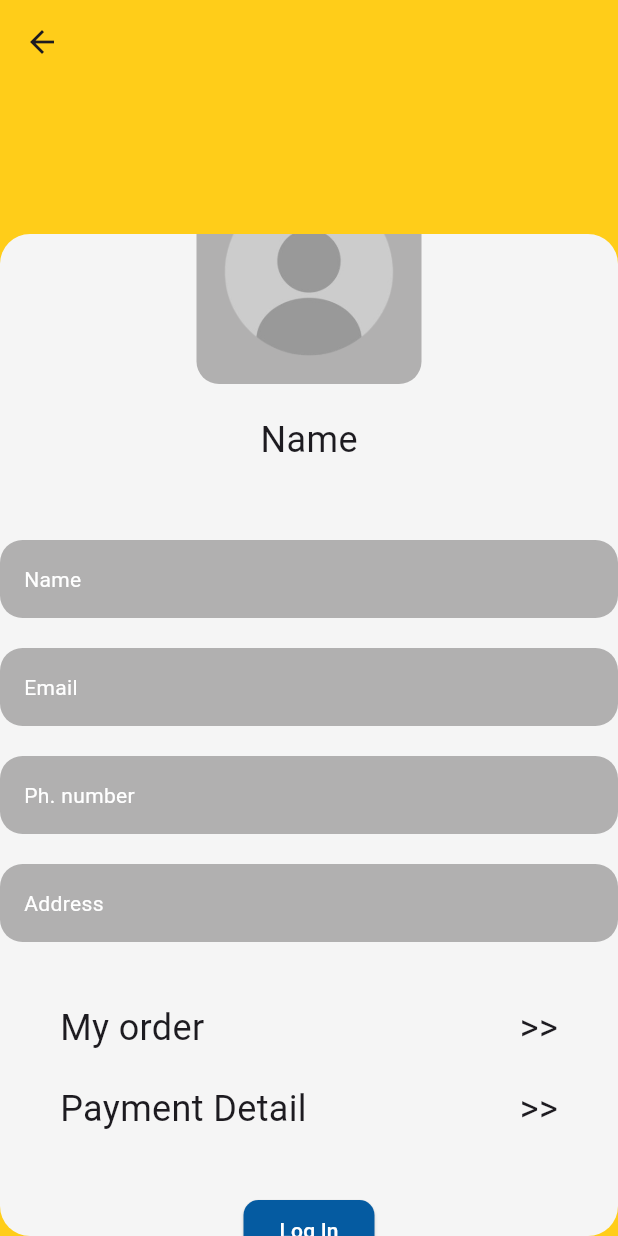
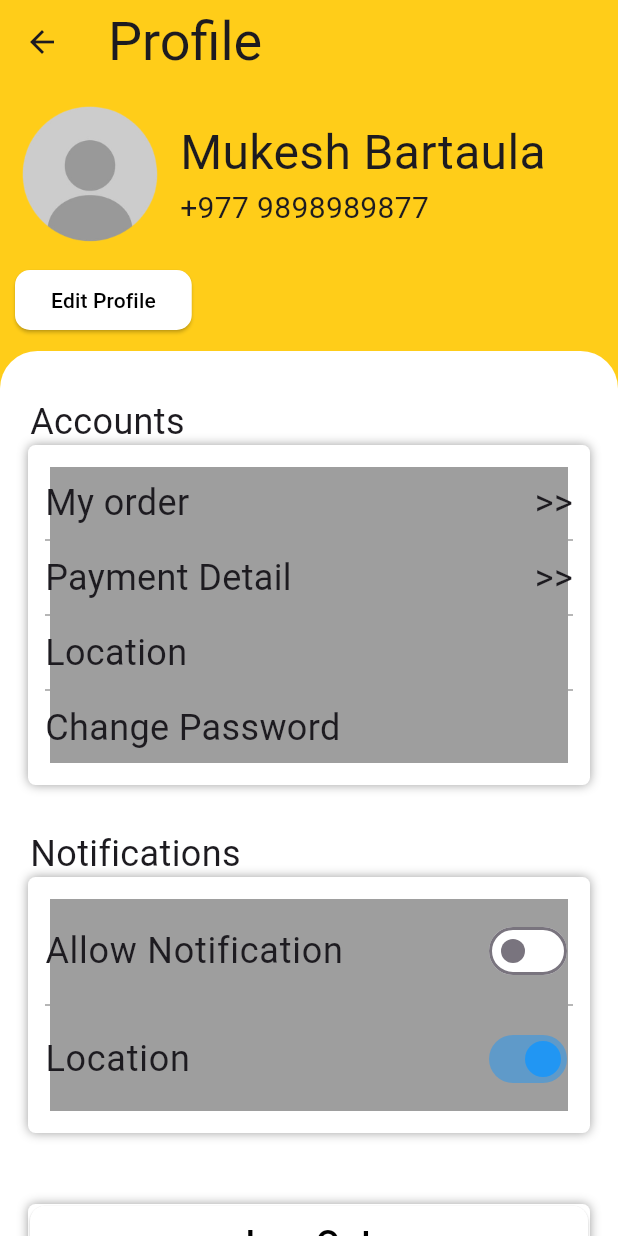
Before and after one commit to Mukesh-Bartaula/Food-Management-System, a Flutter app: the Profile screen opened directly, on a phone screen of 412 x 824 dp. Run offline on Flutter 3.47's test engine with Material 3 defaults, Android fonts, the phone set to English and light mode, and no system bars; our stand-ins replace flutter_rating_bar.

Commit message:
feature: add profile frame

```diff
--- a/lib/screen/profile.dart
+++ b/lib/screen/profile.dart
@@ -1,9 +1,17 @@
 import 'package:flutter/material.dart';
 import '../context/colors.dart';
-// import './home.dart';
+import './edit_profile.dart';
 
-class Profile extends StatelessWidget {
-  const Profile({super.key});
+class Profile extends StatefulWidget {
+  const Profile({Key? key}) : super(key: key);
+
+  @override
+  State<Profile> createState() => _ProfileState();
+}
+
+class _ProfileState extends State<Profile> {
+  bool notificationsEnabled = false;
+  bool locationsEnabled = true;
 
   @override
   Widget build(BuildContext context) {
@@ -11,137 +19,106 @@ class Profile extends StatelessWidget {
       appBar: AppBar(
         backgroundColor: yellow,
         automaticallyImplyLeading: true,
+        title: const Text(
+          'Profile',
+          style: TextStyle(fontSize: 36),
+        ),
       ),
       body: Container(
         color: yellow,
-        child: Container(
-          margin: const EdgeInsets.only(top: 100),
-          decoration: const BoxDecoration(
-              borderRadius: BorderRadius.all(
-                Radius.circular(20),
-              ),
-              color: bg),
         child: ListView(
           children: [
-              Container(
-                padding: const EdgeInsets.only(bottom: 10),
+            SizedBox(
               child: Column(
                 children: [
-                    Container(
-                      child: Column(
+                  Row(
+                    children: [
+                      Image.asset(
+                        'assets/images/profile.png',
+                        height: 120,
+                        width: 120,
+                      ),
+                      const Column(
+                        crossAxisAlignment: CrossAxisAlignment.start,
+                        children: [
+                          Text(
+                            'Mukesh Bartaula',
+                            style: TextStyle(fontSize: 32),
+                          ),
+                          Text(
+                            '+977 9898989877',
+                            style: TextStyle(fontSize: 20),
+                          ),
+                        ],
+                      )
+                    ],
+                  ),
+                  Row(
                     children: [
                       Container(
-                            child: Column(
-                              children: [
-                                Container(
-                                  transform: Matrix4.translationValues(
-                                      0.0, -50.0, 0.0),
-                                  decoration: const BoxDecoration(
-                                      color: Color.fromARGB(255, 177, 176, 176),
-                                      borderRadius: BorderRadius.all(
-                                          Radius.circular(15))),
-                                  child: Image.asset(
-                                    'assets/images/profile.png',
-                                    height: 150,
-                                    width: 150,
+                        padding: const EdgeInsets.fromLTRB(10, 0, 0, 10),
+                        child: ElevatedButton(
+                          onPressed: () {
+                            Navigator.push(
+                                context,
+                                MaterialPageRoute(
+                                    builder: (context) => EditProfile()));
+                          },
+                          style: ElevatedButton.styleFrom(
+                            backgroundColor: Colors.white,
+                            foregroundColor: Colors.black,
+                            shape: RoundedRectangleBorder(
+                              borderRadius: BorderRadius.circular(10),
                             ),
                           ),
-                                const SizedBox(
-                                  height: 20,
-                                ),
-                                Container(
-                                  transform: Matrix4.translationValues(
-                                      0.0, -50.0, 0.0),
-                                  child: const Text(
-                                    'Name',
-                                    style: TextStyle(fontSize: 24),
+                          child: const Text('Edit Profile'),
                         ),
                       ),
+                    ],
+                  )
                 ],
               ),
             ),
             Container(
-                            width: double.infinity,
-                            padding: const EdgeInsets.all(16.0),
+              height: 700,
+              padding: const EdgeInsets.symmetric(horizontal: 20),
               decoration: const BoxDecoration(
-                                color: Color.fromARGB(255, 177, 176, 176),
-                                borderRadius: BorderRadius.all(Radius.circular(
-                                    15))), // Add padding as needed
-                            child: const Text(
-                              'Name',
-                              style: TextStyle(
+                borderRadius: BorderRadius.only(
+                  topLeft: Radius.circular(25),
+                  topRight: Radius.circular(25),
+                ),
                 color: Colors.white,
               ),
+              child: Column(
+                crossAxisAlignment: CrossAxisAlignment.start,
+                children: [
+                  Container(
+                    margin: const EdgeInsets.only(top: 30),
+                    child: const Text(
+                      'Accounts',
+                      style: TextStyle(fontSize: 24),
                     ),
                   ),
-                          const SizedBox(
-                            height: 20,
+                  Container(
+                    decoration: const BoxDecoration(
+                      // border: Border.all(width: 1),
+                      borderRadius: BorderRadius.all(Radius.circular(5)),
+                      boxShadow: [
+                        BoxShadow(
+                          blurStyle: BlurStyle.outer,
+                          color: Colors.grey,
+                          spreadRadius: 1,
+                          blurRadius: 5,
+                          offset: Offset(0, 0), // changes the shadow position
                         ),
-                          Container(
-                            width: double.infinity, // Set width to 100%
-                            // Set background color to grey
-                            padding: const EdgeInsets.all(16.0),
-                            decoration: const BoxDecoration(
-                                color: Color.fromARGB(255, 177, 176, 176),
-                                borderRadius: BorderRadius.all(Radius.circular(
-                                    15))), // Add padding as needed
-                            child: const Text(
-                              'Email',
-                              style: TextStyle(
-                                color: Colors
-                                    .white, // Set text color to contrast with the background
+                      ],
                     ),
-                            ),
-                          ),
-                          const SizedBox(
-                            height: 20,
-                          ),
-                          Container(
-                            width: double.infinity, // Set width to 100%
-                            // Set background color to grey
-                            padding: const EdgeInsets.all(
-                                16.0), // Add padding as needed
-                            decoration: const BoxDecoration(
-                                color: Color.fromARGB(255, 177, 176, 176),
-                                borderRadius:
-                                    BorderRadius.all(Radius.circular(15))),
-                            child: const Text(
-                              'Ph. number',
-                              style: TextStyle(
-                                color: Colors.white,
-                              ),
-                            ),
-                          ),
-                          const SizedBox(
-                            height: 20,
-                          ),
-                          Container(
-                            width: double.infinity, // Set width to 100%
-                            // Set background color to grey
-                            padding: const EdgeInsets.all(
-                                16.0), // Add padding as needed
-                            decoration: const BoxDecoration(
-                                color: Color.fromARGB(255, 177, 176, 176),
-                                borderRadius:
-                                    BorderRadius.all(Radius.circular(15))),
-                            child: const Text(
-                              'Address',
-                              style: TextStyle(
-                                color: Colors.white,
-                              ),
-                            ),
-                          ),
-                          const SizedBox(
-                            height: 20,
-                          ),
-                          Container(
                     padding: const EdgeInsets.symmetric(
-                                vertical: 20, horizontal: 40),
-                            child: Column(
+                        vertical: 20, horizontal: 10),
+                    child: const Column(
                       children: [
-                                const Row(
-                                  mainAxisAlignment:
-                                      MainAxisAlignment.spaceBetween,
+                        Row(
+                          mainAxisAlignment: MainAxisAlignment.spaceBetween,
                           children: [
                             SizedBox(
                               child: Text(
@@ -157,12 +134,17 @@ class Profile extends StatelessWidget {
                             ),
                           ],
                         ),
-                                const SizedBox(
-                                  height: 20,
+                        Row(
+                          children: [
+                            Expanded(
+                              child: Divider(
+                                color: Colors.grey,
                               ),
-                                const Row(
-                                  mainAxisAlignment:
-                                      MainAxisAlignment.spaceBetween,
+                            ),
+                          ],
+                        ),
+                        Row(
+                          mainAxisAlignment: MainAxisAlignment.spaceBetween,
                           children: [
                             SizedBox(
                               child: Text(
@@ -178,140 +160,181 @@ class Profile extends StatelessWidget {
                             ),
                           ],
                         ),
-                                const SizedBox(
-                                  height: 20,
+                        Row(
+                          children: [
+                            Expanded(
+                              child: Divider(
+                                color: Colors.grey,
+                              ),
+                            ),
+                          ],
+                        ),
+                        Row(
+                          mainAxisAlignment: MainAxisAlignment.spaceBetween,
+                          children: [
+                            SizedBox(
+                              child: Text(
+                                'Location ',
+                                style: TextStyle(fontSize: 24),
+                              ),
+                            ),
+                          ],
+                        ),
+                        Row(
+                          children: [
+                            Expanded(
+                              child: Divider(
+                                color: Colors.grey,
+                              ),
+                            ),
+                          ],
+                        ),
+                        Row(
+                          mainAxisAlignment: MainAxisAlignment.spaceBetween,
+                          children: [
+                            SizedBox(
+                              child: Text(
+                                'Change Password',
+                                style: TextStyle(fontSize: 24),
+                              ),
+                            ),
+                          ],
+                        ),
+                      ],
+                    ),
+                  ),
+                  Column(
+                    crossAxisAlignment: CrossAxisAlignment.start,
+                    children: [
+                      Container(
+                        margin: const EdgeInsets.only(top: 30),
+                        child: const Text(
+                          'Notifications',
+                          style: TextStyle(fontSize: 24),
+                        ),
                       ),
                       Container(
+                        decoration: const BoxDecoration(
+                          // border: Border.all(width: 1),
+                          borderRadius: BorderRadius.all(Radius.circular(5)),
+                          boxShadow: [
+                            BoxShadow(
+                              blurStyle: BlurStyle.outer,
+                              color: Colors.grey,
+                              spreadRadius: 1,
+                              blurRadius: 5,
+                              offset:
+                                  Offset(0, 0), // changes the shadow position
+                            ),
+                          ],
+                        ),
                         padding: const EdgeInsets.symmetric(
-                                      vertical: 20, horizontal: 40),
-                                  child: ElevatedButton(
-                                    onPressed: () {
-                                      // Navigator.push(
-                                      //     context,
-                                      //     MaterialPageRoute(
-                                      //         builder: (context) => GetStarted()));
-                                    },
-                                    style: ElevatedButton.styleFrom(
-                                      backgroundColor:
-                                          const Color.fromARGB(255, 5, 91, 161),
-                                      foregroundColor: Colors.white,
-                                      shape: RoundedRectangleBorder(
-                                        borderRadius: BorderRadius.circular(10),
+                            vertical: 20, horizontal: 10),
+                        child: Column(
+                          children: [
+                            // Row(
+                            //   children: [
+                            //     const Text(
+                            //       'Allow Notification',
+                            //       style: TextStyle(fontSize: 24),
+                            //     ),
+                            //     Switch(
+                            //         value: notificationsEnabled,
+                            //         onChanged: (bool value) {
+                            //           setState(() {
+                            //             notificationsEnabled = value;
+                            //           });
+                            //         }),
+                            //   ],
+                            // ),
+                            SwitchListTile(
+                                contentPadding: EdgeInsets.zero,
+                                title: const Text(
+                                  'Allow Notification',
+                                  style: TextStyle(fontSize: 24),
+                                ),
+                                value: notificationsEnabled,
+                                activeColor: Colors.blue,
+                                inactiveTrackColor: Colors.white,
+                                onChanged: (bool value) {
+                                  setState(() {
+                                    notificationsEnabled = value;
+                                  });
+                                }),
+                            const Row(
+                              children: [
+                                Expanded(
+                                  child: Divider(
+                                    color: Colors.grey,
                                   ),
                                 ),
-                                    child: const Text('Log In'),
+                              ],
                             ),
+                            SwitchListTile(
+                                contentPadding: EdgeInsets.zero,
+                                title: const Text(
+                                  'Location',
+                                  style: TextStyle(fontSize: 24),
                                 ),
+                                activeColor: Colors.blue,
+                                inactiveTrackColor: Colors.white,
+                                value: locationsEnabled,
+                                onChanged: (bool value) {
+                                  setState(() {
+                                    locationsEnabled = value;
+                                  });
+                                }),
+                            // SizedBox(
+                            //   child: Switch(
+                            //     value: notificationsEnabled,
+                            //     onChanged: () {},
+                            //   ),
+                            // ),
                           ],
                         ),
                       )
                     ],
                   ),
+                  const SizedBox(
+                    height: 50,
+                  ),
+                  Container(
+                    decoration: const BoxDecoration(
+                      // border: Border.all(width: 1),
+                      borderRadius: BorderRadius.all(Radius.circular(5)),
+                      boxShadow: [
+                        BoxShadow(
+                          blurStyle: BlurStyle.outer,
+                          color: Colors.grey,
+                          spreadRadius: 1,
+                          blurRadius: 5,
+                          offset: Offset(0, 0),
                         ),
                       ],
                     ),
-              )
+                    width: double.infinity,
+                    height: 50,
+                    child: ElevatedButton(
+                      onPressed: () {},
+                      style: ElevatedButton.styleFrom(
+                        backgroundColor: Colors.white,
+                        foregroundColor: Colors.black,
+                        shape: RoundedRectangleBorder(
+                          borderRadius: BorderRadius.circular(10),
+                        ),
+                      ),
+                      child: const Text(
+                        'Log Out',
+                        style: TextStyle(fontSize: 24),
+                      ),
+                    ),
+                  ),
                 ],
               ),
+            ),
+          ],
         ),
       ),
     );
   }
 }
-
-// Column(
-//         mainAxisAlignment: MainAxisAlignment.end,
-//         children: [
-//           Container(
-//             height: 550,
-//             decoration: const BoxDecoration(
-//                 borderRadius: BorderRadius.vertical(top: Radius.circular(20)),
-//                 color: Colors.white),
-//             child: Column(
-//               children: [
-//                 Container(
-//                   width: 50,
-//                   transform: Matrix4.translationValues(0.0, -50.0, 0.0),
-//                   decoration: const BoxDecoration(
-//                       color: Color.fromARGB(255, 177, 176, 176),
-//                       borderRadius: BorderRadius.all(Radius.circular(15))),
-//                   child: Column(
-//                     children: [
-//                       Container(
-//                         child: Image.asset(
-//                           'assets/images/profile.png',
-//                           height: 150,
-//                           width: 150,
-//                         ),
-//                       ),
-//                     ],
-//                   ),
-//                 ),
-//                 ListView(children: [
-//                   Container(
-//                     width: double.infinity, // Set width to 100%
-//                     color: Colors.grey, // Set background color to grey
-//                     padding:
-//                         const EdgeInsets.all(16.0), // Add padding as needed
-//                     child: const Text(
-//                       'Your Label Text',
-//                       style: TextStyle(
-//                         color: Colors
-//                             .white, // Set text color to contrast with the background
-//                       ),
-//                     ),
-//                   ),
-//                   const SizedBox(
-//                     height: 20,
-//                   ),
-//                   Container(
-//                     width: double.infinity, // Set width to 100%
-//                     color: Colors.grey, // Set background color to grey
-//                     padding:
-//                         const EdgeInsets.all(16.0), // Add padding as needed
-//                     child: const Text(
-//                       'Your Label Text',
-//                       style: TextStyle(
-//                         color: Colors
-//                             .white, // Set text color to contrast with the background
-//                       ),
-//                     ),
-//                   ),
-//                   const SizedBox(
-//                     height: 20,
-//                   ),
-//                   Container(
-//                     width: double.infinity, // Set width to 100%
-//                     color: Colors.grey, // Set background color to grey
-//                     padding:
-//                         const EdgeInsets.all(16.0), // Add padding as needed
-//                     child: const Text(
-//                       'Your Label Text',
-//                       style: TextStyle(
-//                         color: Colors
-//                             .white, // Set text color to contrast with the background
-//                       ),
-//                     ),
-//                   ),
-//                   const SizedBox(
-//                     height: 20,
-//                   ),
-//                   Container(
-//                     width: double.infinity, // Set width to 100%
-//                     color: Colors.grey, // Set background color to grey
-//                     padding:
-//                         const EdgeInsets.all(16.0), // Add padding as needed
-//                     child: const Text(
-//                       'Your Label Text',
-//                       style: TextStyle(
-//                         color: Colors
-//                             .white, // Set text color to contrast with the background
-//                       ),
-//                     ),
-//                   ),
-//                 ]),
-//               ],
-//             ),
-//           ),
-//         ],
-//       ),
```
Lines whose indentation alone changed are shown as unchanged.
